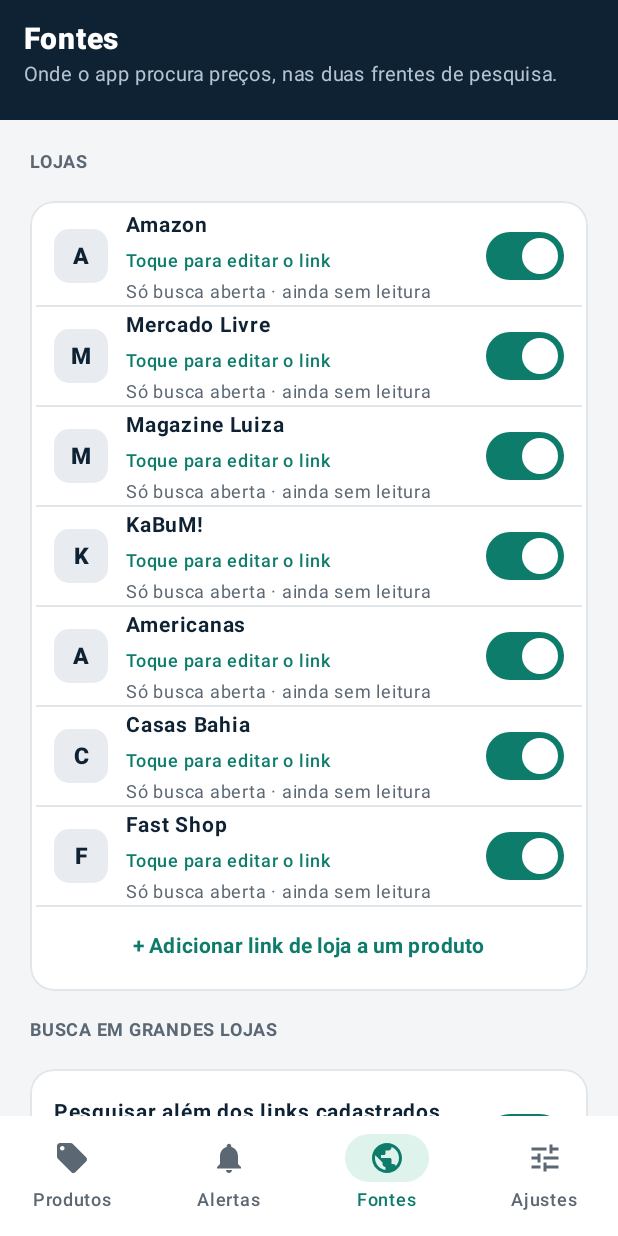
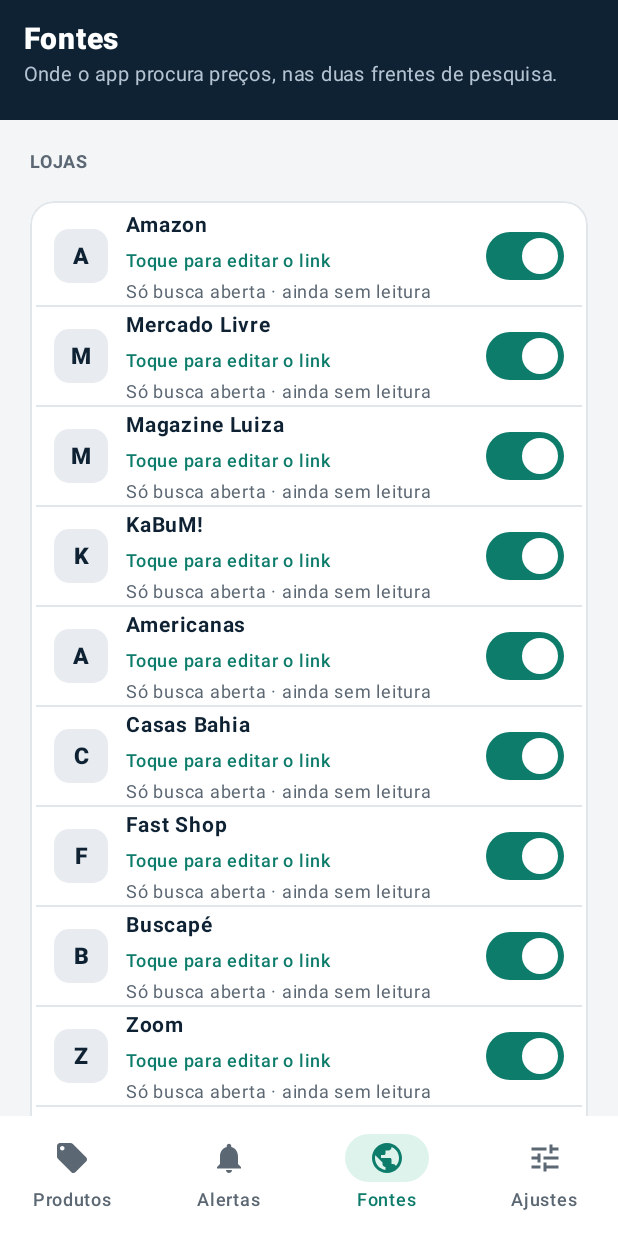
Before and after one commit to willianwrr1-oss/cacador-de-precos, an Android app built with Jetpack Compose: the screen it shows after launch (MainActivity), item 3 of the bottom bar chosen, on a phone screen of 412 x 824 dp. Run offline under Robolectric (Android 15) with nearby library versions, the phone set to English and light mode, and no system bars; 1 statement that could not run was skipped.

Commit message:
Add files via upload

```diff
--- a/app/build.gradle.kts
+++ b/app/build.gradle.kts
@@ -22,7 +22,7 @@ android {
         targetSdk = 34
         // sobe a cada build do GitHub Actions
         versionCode = maxOf(1, (System.getenv("GITHUB_RUN_NUMBER") ?: "1").toInt())
-        versionName = "1.1.0"
+        versionName = "1.2.0"
         buildConfigField("String", "BUILD_DATE", "\"$buildDate\"")
     }
 
--- a/app/src/main/java/com/willian/cacadorprecos/data/Stores.kt
+++ b/app/src/main/java/com/willian/cacadorprecos/data/Stores.kt
@@ -56,7 +56,24 @@ object Stores {
         ),
         StoreDef("Americanas", "americanas.com.br", { q -> "https://www.americanas.com.br/busca/" + Txt.slug(q) }),
         StoreDef("Casas Bahia", "casasbahia.com.br", { q -> "https://www.casasbahia.com.br/" + Txt.slug(q) + "/b" }),
-        StoreDef("Fast Shop", "fastshop.com.br", { q -> "https://www.fastshop.com.br/web/s/" + Txt.enc(q) })
+        StoreDef("Fast Shop", "fastshop.com.br", { q -> "https://www.fastshop.com.br/web/s/" + Txt.enc(q) }),
+        // Comparadores de preço (reúnem ofertas de várias lojas; ajudam quando uma loja bloqueia o app)
+        StoreDef(
+            "Buscapé", "buscape.com.br",
+            { q -> "https://www.buscape.com.br/search?q=" + Txt.enc(q) },
+            "[data-testid=\"product-card\"]",
+            "[data-testid=\"product-card::name\"], h2",
+            "[data-testid=\"product-card::price\"]",
+            "a[href]"
+        ),
+        StoreDef(
+            "Zoom", "zoom.com.br",
+            { q -> "https://www.zoom.com.br/search?q=" + Txt.enc(q) },
+            "[data-testid=\"product-card\"]",
+            "[data-testid=\"product-card::name\"], h2",
+            "[data-testid=\"product-card::price\"]",
+            "a[href]"
+        )
     )
 
     const val MARCA = "{busca}"
--- a/app/src/main/java/com/willian/cacadorprecos/ui/DetailScreen.kt
+++ b/app/src/main/java/com/willian/cacadorprecos/ui/DetailScreen.kt
@@ -189,6 +189,12 @@ fun DetailScreen(state: AppState, id: String, onBack: () -> Unit) {
                         }
                         Spacer(Modifier.height(10.dp))
                         Rule()
+                    }
+                    if (ofertas.any { it.store.endsWith("(similar)") }) {
+                        Text(
+                            "\"similar\" = anúncio parecido, mas sem o modelo no título. Confira antes de comprar; ele não dispara alerta se houver preço confirmado.",
+                            fontSize = 12.sp, color = Pal.Muted, lineHeight = 17.sp, modifier = Modifier.padding(top = 8.dp)
+                        )
                     }
                     if (ofertas.size < 3) {
                         Text(
--- a/app/src/main/java/com/willian/cacadorprecos/work/Checker.kt
+++ b/app/src/main/java/com/willian/cacadorprecos/work/Checker.kt
@@ -38,7 +38,8 @@ object Checker {
         val p0 = before.products.firstOrNull { it.id == id } ?: return
         val res = PriceFetcher.fetch(p0, before.settings)
         val now = System.currentTimeMillis()
-        val best = res.quotes.minByOrNull { it.price }
+        // alerta e histórico usam anúncios confirmados pelo modelo; parecidos só entram se não houver nenhum
+        val best = res.quotes.filter { !it.similar }.minByOrNull { it.price } ?: res.quotes.minByOrNull { it.price }
         // um preço por loja (o menor de cada), do mais barato para o mais caro
         val ofertas = res.quotes.groupBy { it.store }
             .map { (_, qs) -> qs.minBy { it.price } }
```
Also changed, not shown: app/src/main/java/com/willian/cacadorprecos/net/PriceFetcher.kt (+17 -7 lines).
